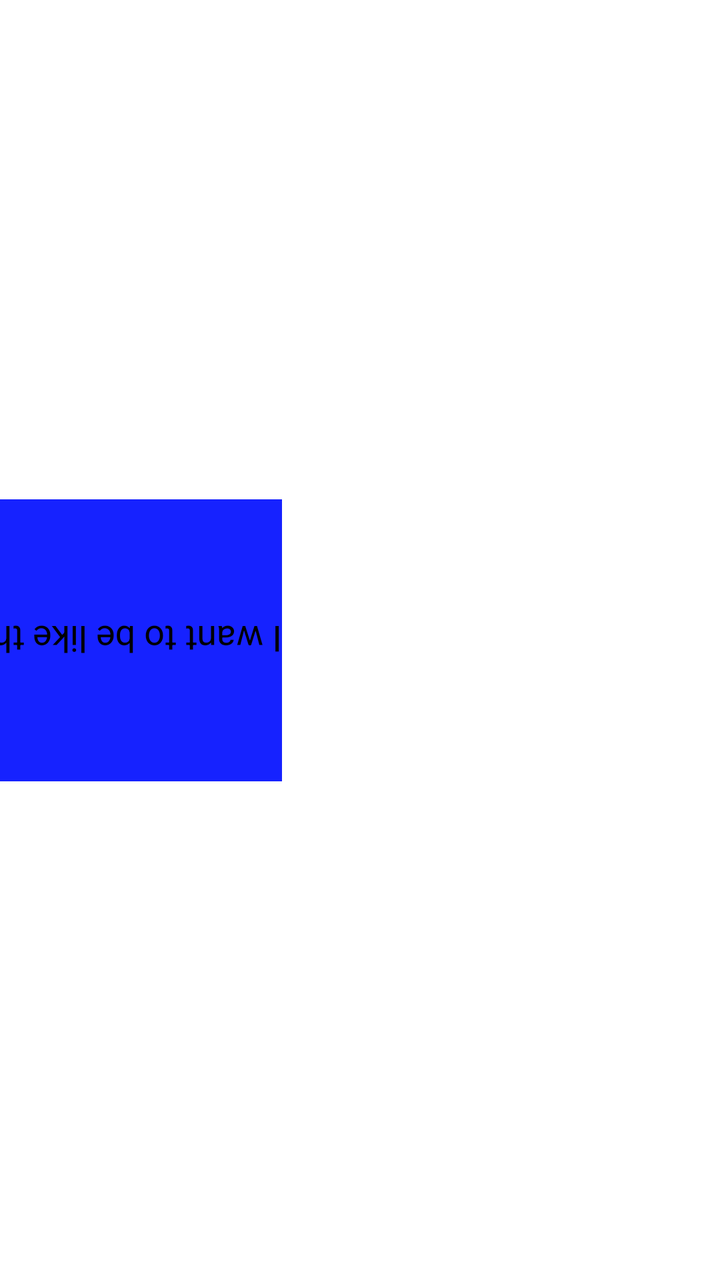
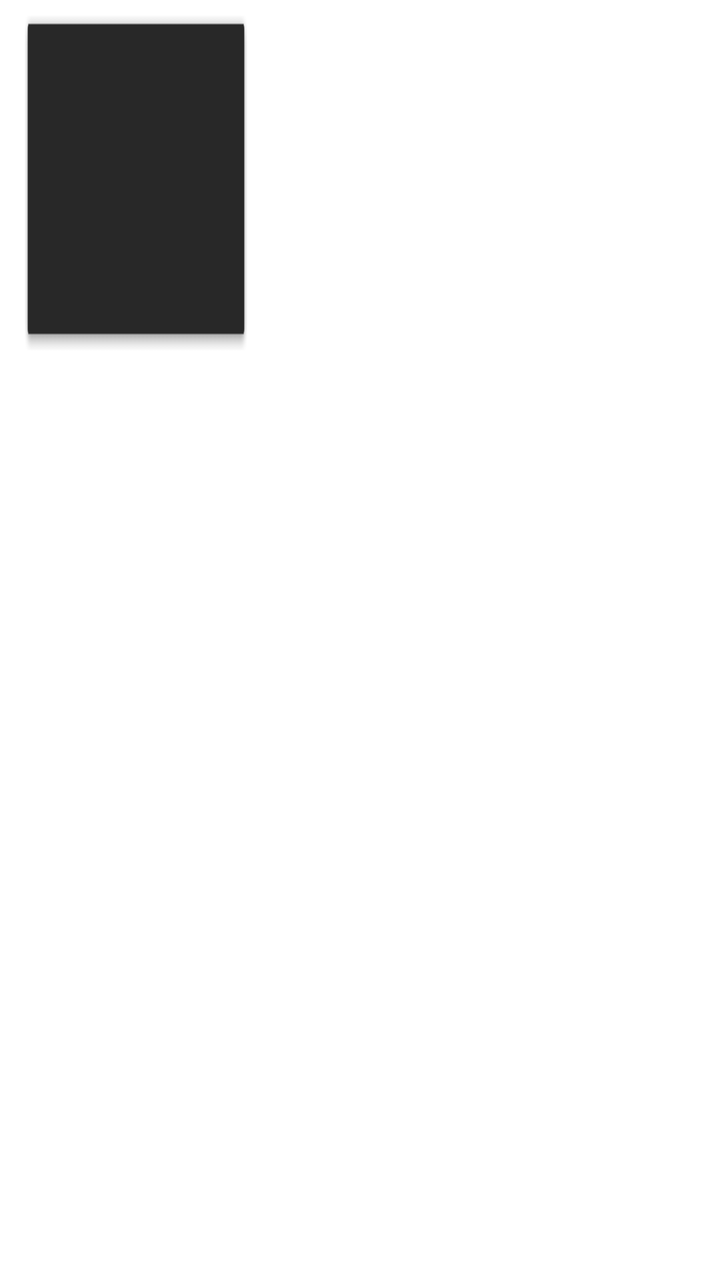

The first picture is an Android layout as it rendered before a commit; the second is the same layout after the commit. The layout source and the unified diff follow.
<!-- AndroidManifest.xml: application theme AppTheme -->
<!-- res/layout/layout_test.xml -->
<?xml version="1.0" encoding="utf-8"?>
<LinearLayout xmlns:android="http://schemas.android.com/apk/res/android"
    android:layout_width="match_parent"
    android:layout_height="match_parent"
    android:orientation="vertical" >

    <FrameLayout
        android:layout_width="141dp"
        android:layout_height="200dp"
        android:layout_weight="0.41"
        android:rotation="-90"
        android:orientation="vertical" >

        <EditText
            android:id="@+id/sidebar_title"
            android:layout_width="match_parent"
            android:layout_height="match_parent"
            android:background="@drawable/shape_card_sidebar"
            android:inputType="text"
            android:rotation="-90"
            android:text="I want to be like this" >
        </EditText>
    </FrameLayout>

</LinearLayout>
<!-- resources referenced by this layout -->
<resources>
  <!-- drawable shape_card_sidebar (drawable) -->
  <?xml version="1.0" encoding="utf-8"?>
  <shape xmlns:android="http://schemas.android.com/apk/res/android"
      android:shape="rectangle" >
  
      <solid android:color="#1622FF" >
      </solid>
  
      <corners
          android:radius="2dp"
          android:topLeftRadius="30dp"
          android:bottomLeftRadius="30dp"
          android:topRightRadius="0dp"
          android:bottomRightRadius="0dp" >
      </corners>
  
  </shape>
  <style name="AppTheme" parent="AppBaseTheme">
          
      </style>
  <style name="AppBaseTheme" parent="android:Theme.Light">
          
      </style>
</resources>

<!-- the commit's change to res/layout/layout_test.xml (unified diff, before → after) -->
@@ -8,18 +8,16 @@
         android:layout_width="141dp"
         android:layout_height="200dp"
         android:layout_weight="0.41"
-        android:rotation="-90"
         android:orientation="vertical" >
 
-        <EditText
-            android:id="@+id/sidebar_title"
-            android:layout_width="match_parent"
-            android:layout_height="match_parent"
-            android:background="@drawable/shape_card_sidebar"
-            android:inputType="text"
-            android:rotation="-90"
-            android:text="I want to be like this" >
-        </EditText>
+        <ImageView
+                android:id="@+id/logo_image"
+                android:layout_height="wrap_content"
+                android:layout_width="wrap_content"
+                android:layout_marginRight="15dp"
+                android:paddingLeft="10dp"
+                android:scaleType="fitXY"
+                android:src="@drawable/pack_list_background" />
     </FrameLayout>
 
 </LinearLayout>
<!-- resource entries referenced after the edit -->
@@ -1,22 +1,6 @@
 <!-- resources referenced by this layout -->
 <resources>
-  <!-- drawable shape_card_sidebar (drawable) -->
-  <?xml version="1.0" encoding="utf-8"?>
-  <shape xmlns:android="http://schemas.android.com/apk/res/android"
-      android:shape="rectangle" >
-  
-      <solid android:color="#1622FF" >
-      </solid>
-  
-      <corners
-          android:radius="2dp"
-          android:topLeftRadius="30dp"
-          android:bottomLeftRadius="30dp"
-          android:topRightRadius="0dp"
-          android:bottomRightRadius="0dp" >
-      </corners>
-  
-  </shape>
+  <!-- drawable pack_list_background: png bitmap (drawable, 1622 bytes) -->
   <style name="AppTheme" parent="AppBaseTheme">
           
       </style>
